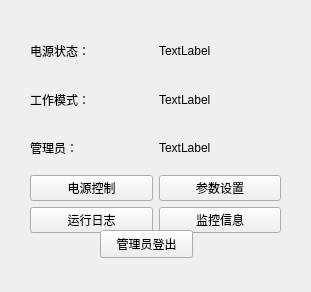
Before: the Qt Designer form Master/managercontrolpanel.ui in L-Jay1999/DistributedTemperatureControlSystem, drawn with Qt 5.
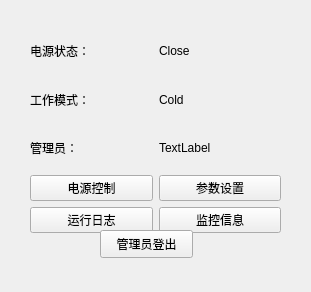
After: the same form once the commit is applied.

```diff
--- a/Master/managercontrolpanel.ui
+++ b/Master/managercontrolpanel.ui
@@ -75,14 +75,14 @@
     <item row="0" column="1">
      <widget class="QLabel" name="label_power">
       <property name="text">
-       <string>TextLabel</string>
+       <string>Close</string>
       </property>
      </widget>
     </item>
     <item row="1" column="1">
      <widget class="QLabel" name="label_mode">
       <property name="text">
-       <string>TextLabel</string>
+       <string>Cold</string>
       </property>
      </widget>
     </item>
```
